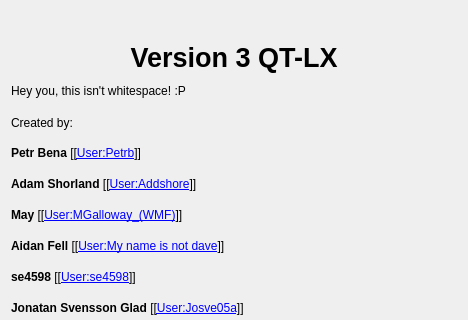
Above: huggle/aboutform.ui from huggle/huggle3-qt-lx before the change; both pictures show x 0 to 468 and y 0 to 320 of the 468 by 623 pixel window. Below: the same form after it.
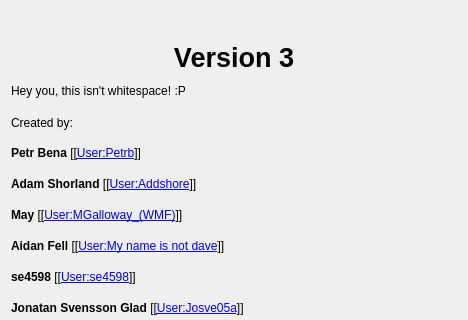
That is the form after the change. Icons and pictures are not drawn.

Commit message:
Change display of versions everywhere
* Get rid of QT-LX
* Use version from config

```diff
--- a/huggle/aboutform.ui
+++ b/huggle/aboutform.ui
@@ -65,7 +65,7 @@
       </font>
      </property>
      <property name="text">
-      <string>Version 3 QT-LX</string>
+      <string>Version 3</string>
      </property>
      <property name="textFormat">
       <enum>Qt::AutoText</enum>
```
The commit also changes 6 other files.
